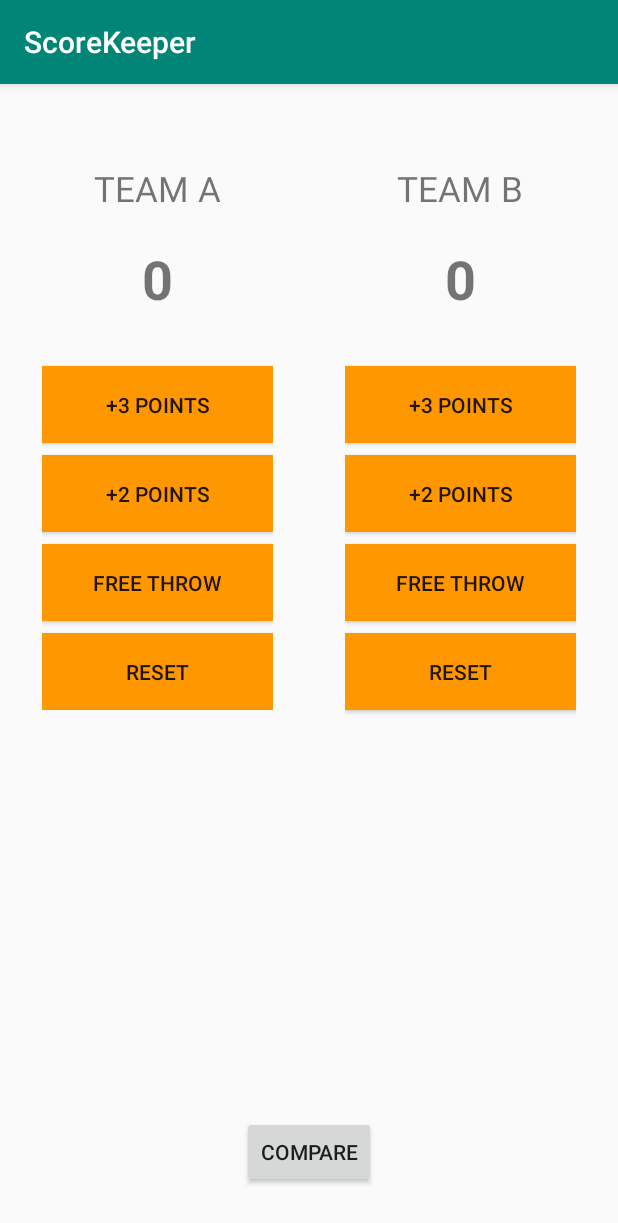
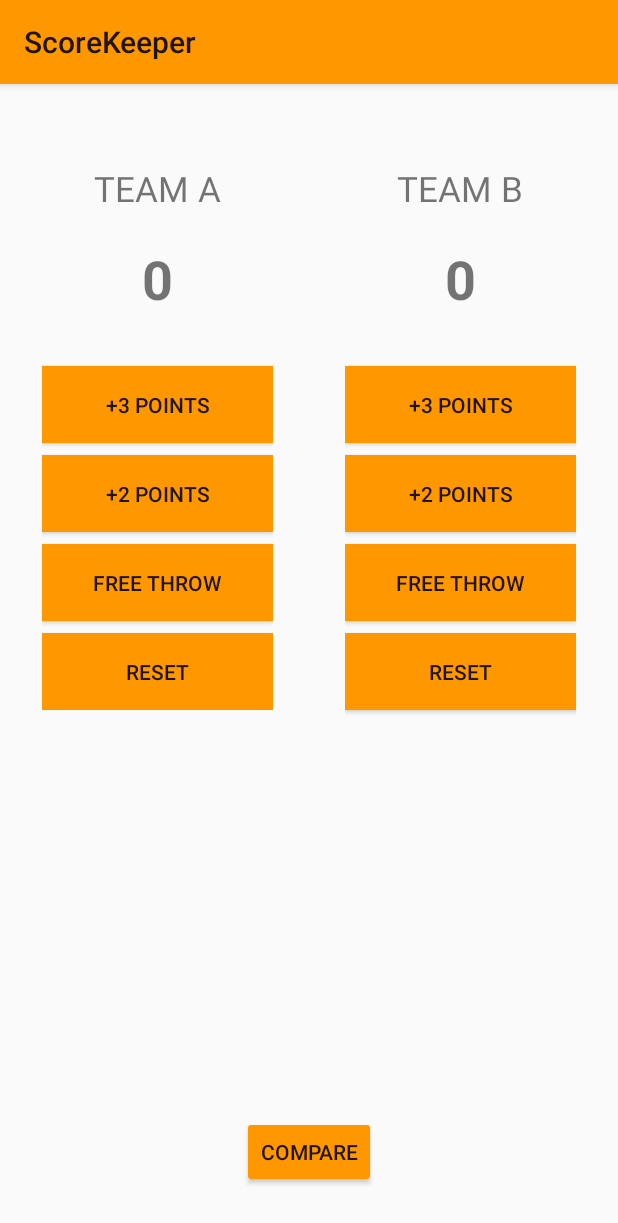
Before and after one commit to swapnil20711/Android-apps, an Android app: the screen it shows after launch (MainActivity), on a phone screen of 412 x 824 dp. Shown: the top 1223 px of the screen. Run offline under Robolectric (Android 15) with nearby library versions, the phone set to English and light mode, and no system bars.

Commit message:
Added color to below button and app bar

```diff
--- a/ScoreKeeper/app/src/main/res/values/styles.xml
+++ b/ScoreKeeper/app/src/main/res/values/styles.xml
@@ -1,11 +1,9 @@
 <resources>
-
     <!-- Base application theme. -->
-    <style name="AppTheme" parent="Theme.AppCompat.Light.DarkActionBar">
-        <!-- Customize your theme here. -->
-        <item name="colorPrimary">@color/colorPrimary</item>
-        <item name="colorPrimaryDark">@color/colorPrimaryDark</item>
-        <item name="colorAccent">@color/colorAccent</item>
+    <style name="AppTheme" parent="Theme.AppCompat.Light">
+        <!-- Primary theme color of the app (sets background color of app bar) -->
+        <item name="colorPrimary">#FF9800</item>
+        <!-- Background color of buttons in the app -->
+        <item name="colorButtonNormal">#FF9800</item>
     </style>
-
 </resources>
```
